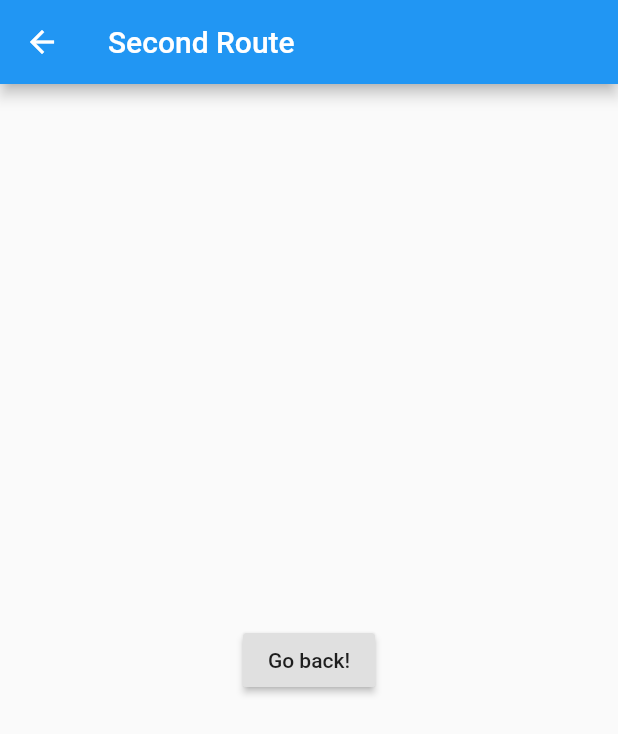
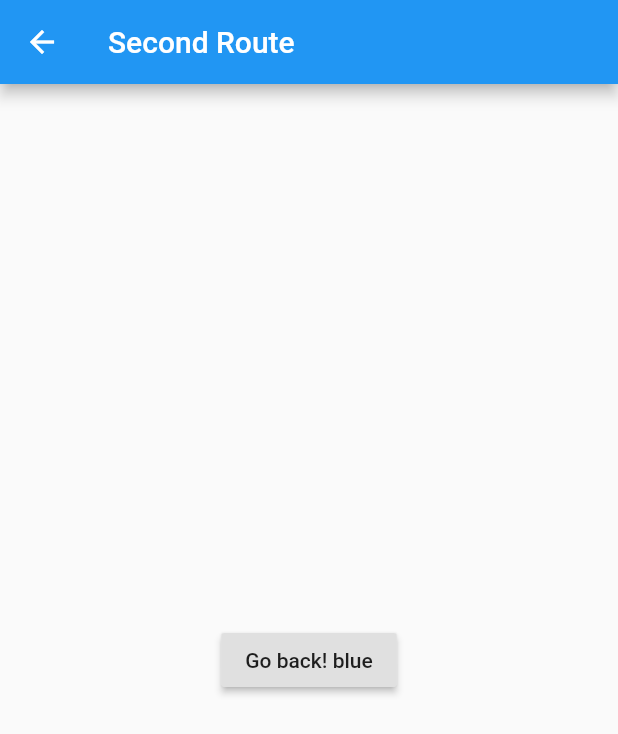
Before and after one commit to Blocship/star_book, a Flutter app: the screen it shows after launch, after a tap on an icon or button, on a phone screen of 412 x 824 dp. Shown: the top 734 px of the screen. Run offline on Flutter 3.47's test engine with Material 2 defaults, Android fonts, the phone set to English and light mode, and no system bars.

Commit message:
sending data to new screen

```diff
--- a/lib/widgets/day.dart
+++ b/lib/widgets/day.dart
@@ -33,7 +33,7 @@ class DayWidget extends StatelessWidget {
           onPressed: () {
             Navigator.push(
               context,
-              MaterialPageRoute(builder: (context) => SecondRoute()),
+              MaterialPageRoute(builder: (context) => SecondRoute(data: day)),
             );
             onDayPressed(day);
           },
@@ -53,6 +53,8 @@ class DayWidget extends StatelessWidget {
 }
 
 class SecondRoute extends StatelessWidget {
+  final Day data;
+  SecondRoute({Key key, this.data}) : super(key: key);
   @override
   Widget build(BuildContext context) {
     return Scaffold(
@@ -65,7 +67,7 @@ class SecondRoute extends StatelessWidget {
             // Navigate back to first route when tapped
             Navigator.pop(context);
           },
-          child: Text('Go back!'),
+          child: Text('Go back! ${data.tag}'),
         ),
       ),
     );
```
